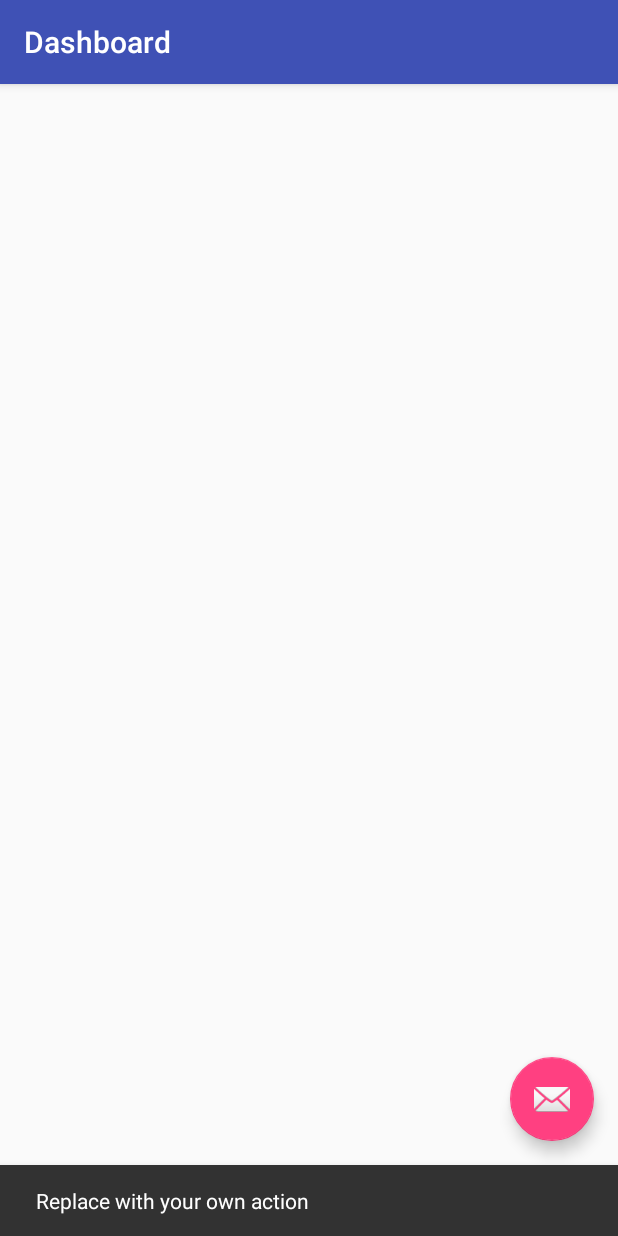
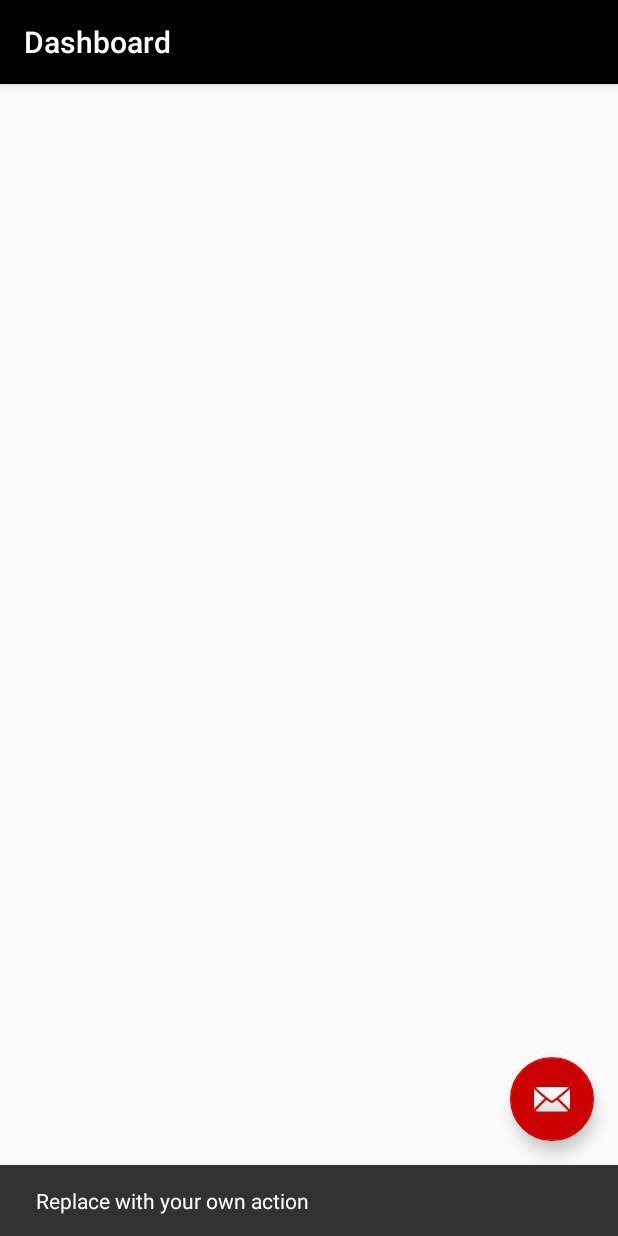
Before and after one commit to AI0497/TIC, an Android app: the Dashboard screen opened directly, with no data from a screen before it, after a tap on an icon or button, on a phone screen of 412 x 824 dp. Run offline under Robolectric (Android 15) with nearby library versions, the phone set to English and light mode, and no system bars.

Commit message:
app theme fixed

```diff
--- a/app/src/main/AndroidManifest.xml
+++ b/app/src/main/AndroidManifest.xml
@@ -9,7 +9,8 @@
         android:roundIcon="@mipmap/ic_launcher_round"
         android:supportsRtl="true"
         android:theme="@style/AppTheme">
-        <activity android:name=".MainActivity">
+        <activity android:name=".MainActivity"
+            android:theme="@style/TICTheme">
             <intent-filter>
                 <action android:name="android.intent.action.MAIN" />
 
--- a/app/src/main/res/values/styles.xml
+++ b/app/src/main/res/values/styles.xml
@@ -3,9 +3,9 @@
     <!-- Base application theme. -->
     <style name="AppTheme" parent="Theme.AppCompat.Light.DarkActionBar">
         <!-- Customize your theme here. -->
-        <item name="colorPrimary">@color/colorPrimary</item>
-        <item name="colorPrimaryDark">@color/colorPrimaryDark</item>
-        <item name="colorAccent">@color/colorAccent</item>
+        <item name="colorPrimary">@android:color/background_dark</item>
+        <item name="colorPrimaryDark">@android:color/background_dark</item>
+        <item name="colorAccent">@android:color/holo_red_dark</item>
     </style>
 
     <style name="AppTheme.NoActionBar">
@@ -17,4 +17,8 @@
 
     <style name="AppTheme.PopupOverlay" parent="ThemeOverlay.AppCompat.Light" />
 
+    <style name="TICTheme" parent="Theme.AppCompat.NoActionBar" >
+        <item name="colorAccent">@android:color/holo_red_dark</item>
+    </style>
+
 </resources>
```
